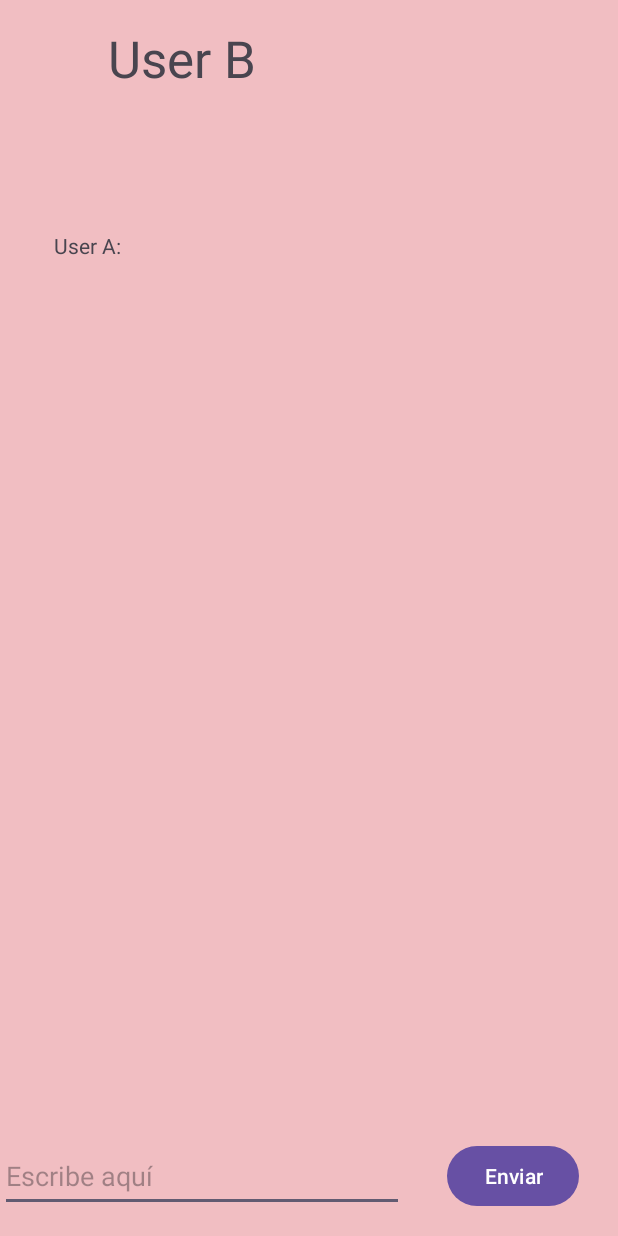
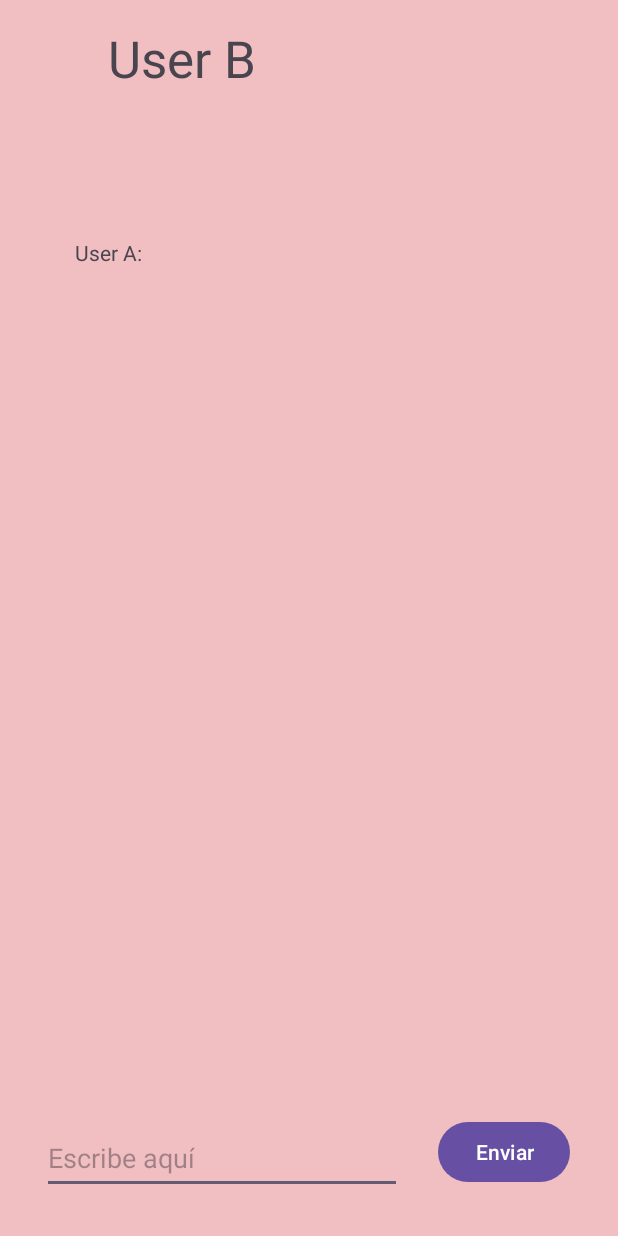
Before and after one commit to oscargu91/ProyectoUnidad2, an Android app: the screen it shows after launch (ActividadChat2), after a tap on "Enviar", on a phone screen of 412 x 824 dp. Run offline under Robolectric (Android 15) with nearby library versions, the phone set to English and light mode, and no system bars.

Commit message:
11/10/2024 11:12h Con código comentado y actividades ajustadas

```diff
--- a/app/src/main/java/com/example/proyectoud2/ActividadChat2.java
+++ b/app/src/main/java/com/example/proyectoud2/ActividadChat2.java
@@ -16,9 +16,8 @@
 import java.util.ArrayList;
 
 public class ActividadChat2 extends AppCompatActivity {
-
-    private ArrayList<String> historialConversacion; // Lista para el historial
-
+    // Creo un ArrayList para guardar el historial que se va acumulando en el textView
+    private ArrayList<String> historialConversacion;
 
 
     @Override
@@ -34,50 +33,54 @@
         });
 
 
-
+        // Indico cuál es el textView del que quiero obtener la información
         TextView textView2 = findViewById(R.id.tv_act2Grande);
+        //Declaro el intento
         Intent intento= getIntent();
+        // Guardo en el ArrayList creado el historial traido por el intento
         historialConversacion = intento.getStringArrayListExtra("historial");
 
+        // Si el arrayList no esta inicializado (es null) se crea uno nuevo
         if (historialConversacion == null) {
             historialConversacion = new ArrayList<>();
         }
 
-        // Mostrar todo el historial en el TextView
+        //Muestro todo el historial en el textView llamando al metodo actualizarConversacion
         actualizarConversacion(textView2);
     }
 
     // Método para actualizar el TextView con la conversación actualizada
     private void actualizarConversacion(TextView textView) {
+        // Creo un StringBuilder
         StringBuilder sb = new StringBuilder();
+
+        // Creo un bucle que recorre el arrayList donde se guarda la conversación
         for (String mensaje : historialConversacion) {
-            sb.append(mensaje).append("\n"); // Añadir cada mensaje
+
+            // Se añade mensaje al stringBuilder, uno al final del otro con salto de línea
+            sb.append(mensaje).append("\n");
         }
-        textView.setText(sb.toString()); // Mostrar en el TextView
+        // Se muestra el texto en el textView
+        textView.setText(sb.toString());
     }
 
-       /* textView2.setText(intento.getStringExtra("claveTexto")); // Mostrar el valor en un TextView */
-
-
-
+    // Creación del metodo onClick del botón
     public void enviar(View view) {
 
         EditText textoEdit = findViewById(R.id.idEditText2);
+        // Obtener el texto
         String texto = textoEdit.getText().toString();  // Obtener el texto
 
-      // Añadir el nuevo mensaje a la lista
-        historialConversacion.add("User B: " + texto);
+        // Añadir el mensaje a la lista debajo de User B
+        historialConversacion.add("User B: \n" + texto);
 
-
+        // Creamos el intento que llevará la informacion a la MainActivity
         Intent intento = new Intent(this,MainActivity.class);
 
+        // Pasamos historial
         intento.putStringArrayListExtra("historial", historialConversacion); // Pasar el historial
-
-
-       /* intento.putExtra("claveTexto",texto);*/
 
         startActivity(intento);
 
-
     }
 }
--- a/app/src/main/java/com/example/proyectoud2/MainActivity.java
+++ b/app/src/main/java/com/example/proyectoud2/MainActivity.java
@@ -16,11 +16,8 @@
 
 public class MainActivity extends AppCompatActivity {
 
-
-
-    private ArrayList<String> historialConversacion; // Lista para el historial
-
-
+// Creo un ArrayList para guardar el historial que se va acumulando en el textView
+    private ArrayList<String> historialConversacion;
 
     @Override
     protected void onCreate(Bundle savedInstanceState) {
@@ -33,60 +30,59 @@
             return insets;
         });
 
+        // Indico cuál es el textView del que quiero obtener la información
         TextView textView3 = findViewById(R.id.tv_act1Grande);
+        //Declaro el intento
         Intent intento= getIntent();
 
-
+        // Guardo en el ArrayList creado el historial traido por el intento
         historialConversacion = intento.getStringArrayListExtra("historial");
 
+        // Si el arrayList no esta inicializado (es null) se crea uno nuevo
         if (historialConversacion == null) {
             historialConversacion = new ArrayList<>();
         }
 
-        // Mostrar todo el historial en el TextView
+        // Muestro todo el historial en el textView llamando al metodo actualizarConversacion
         actualizarConversacion(textView3);
     }
 
     // Método para actualizar el TextView con la conversación actualizada
     private void actualizarConversacion(TextView textView) {
+
+        // Creo un StringBuilder
         StringBuilder sb = new StringBuilder();
+
+        // Creo un bucle que recorre el arrayList donde se guarda la conversación
         for (String mensaje : historialConversacion) {
-            sb.append(mensaje).append("\n"); // Añadir cada mensaje
+
+            // Se añade mensaje al stringBuilder, uno al final del otro con salto de línea
+            sb.append(mensaje).append("\n");
         }
-        textView.setText(sb.toString()); // Mostrar en el TextView
+
+        // Se muestra el texto en el textView
+        textView.setText(sb.toString());
     }
 
 
-
-
-    /*textView3.setText(intento.getStringExtra("claveTexto")); // Mostrar el valor en un TextView*/
-
-
-
-
+// Creación del metodo onClick del botón
 
     public void enviar(View view) {
         EditText textoEdit = findViewById(R.id.idEditText1);
-        String texto = textoEdit.getText().toString();  // Obtener el texto
+        // Obtener el texto
+        String texto = textoEdit.getText().toString();
 
+        // Añadir el mensaje a la lista debajo de User A
+        historialConversacion.add("User A: \n" + texto);
 
-        // Añadir el mensaje a la lista
-        historialConversacion.add("User A: " + texto);
-
-
+        // Creamos el intento que llevará la informacion a la ActividadChat2
         Intent intento = new Intent(this,ActividadChat2.class);
 
-        intento.putStringArrayListExtra("historial", historialConversacion); // Pasar el historial
-
-       /* intento.putExtra("claveTexto",texto);*/
+        // Pasamos historial
+        intento.putStringArrayListExtra("historial", historialConversacion);
 
         startActivity(intento);
 
-
-
-
     }
 
-
-
 }
--- a/app/src/main/res/layout/activity_actividad_chat2.xml
+++ b/app/src/main/res/layout/activity_actividad_chat2.xml
@@ -10,13 +10,13 @@
 
     <com.google.android.material.textfield.TextInputEditText
         android:id="@+id/idEditText2"
-        android:layout_width="269dp"
+        android:layout_width="240dp"
         android:layout_height="48dp"
-        android:layout_marginEnd="12dp"
-        android:layout_marginBottom="16dp"
+        android:layout_marginEnd="24dp"
+        android:layout_marginBottom="28dp"
         android:hint="@string/barraEscribir"
         app:layout_constraintBottom_toBottomOf="parent"
-        app:layout_constraintEnd_toStartOf="@+id/button" />
+        app:layout_constraintEnd_toStartOf="@+id/button2" />
 
     <TextView
         android:id="@+id/textView2"
@@ -33,8 +33,8 @@
         android:id="@+id/button2"
         android:layout_width="wrap_content"
         android:layout_height="wrap_content"
-        android:layout_marginEnd="26dp"
-        android:layout_marginBottom="16dp"
+        android:layout_marginEnd="32dp"
+        android:layout_marginBottom="32dp"
         android:onClick="enviar"
         android:text="@string/boton"
         app:layout_constraintBottom_toBottomOf="parent"
@@ -42,11 +42,13 @@
 
     <TextView
         android:id="@+id/tv_act2Grande"
-        android:layout_width="350dp"
-        android:layout_height="550dp"
-        android:layout_marginStart="36dp"
-        android:layout_marginBottom="56dp"
-        app:layout_constraintBottom_toTopOf="@+id/button2"
-        app:layout_constraintStart_toStartOf="parent" />
+        android:layout_width="300dp"
+        android:layout_height="500dp"
+        android:layout_marginStart="50dp"
+        android:layout_marginTop="32dp"
+        android:layout_marginBottom="24dp"
+        app:layout_constraintBottom_toTopOf="@+id/idEditText2"
+        app:layout_constraintStart_toStartOf="parent"
+        app:layout_constraintTop_toBottomOf="@+id/textView2" />
 
 </androidx.constraintlayout.widget.ConstraintLayout>
```
Also changed, not shown: app/src/main/res/layout/activity_main.xml (+12 -10 lines).
